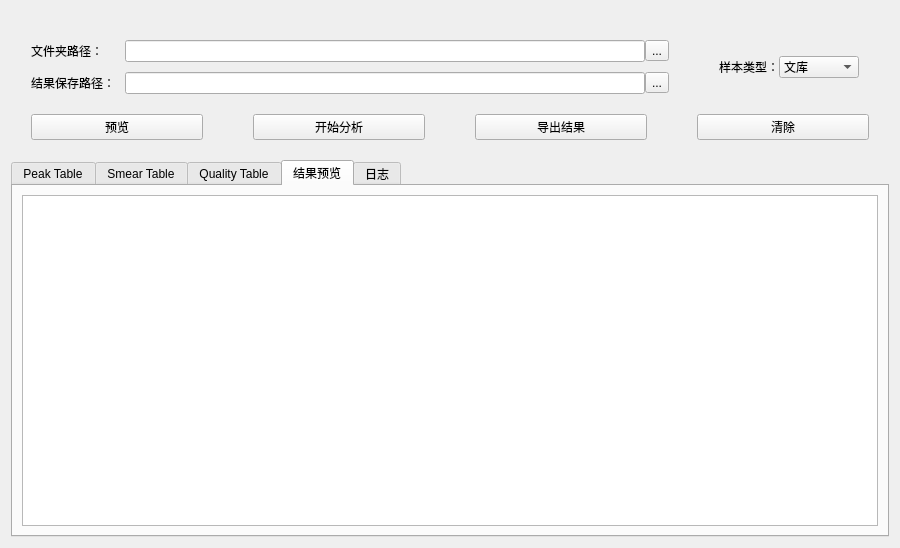
This is UI/MainWindow.ui in shiqideng/dataprocess as Qt 5 draws it before an edit. The edited form follows.
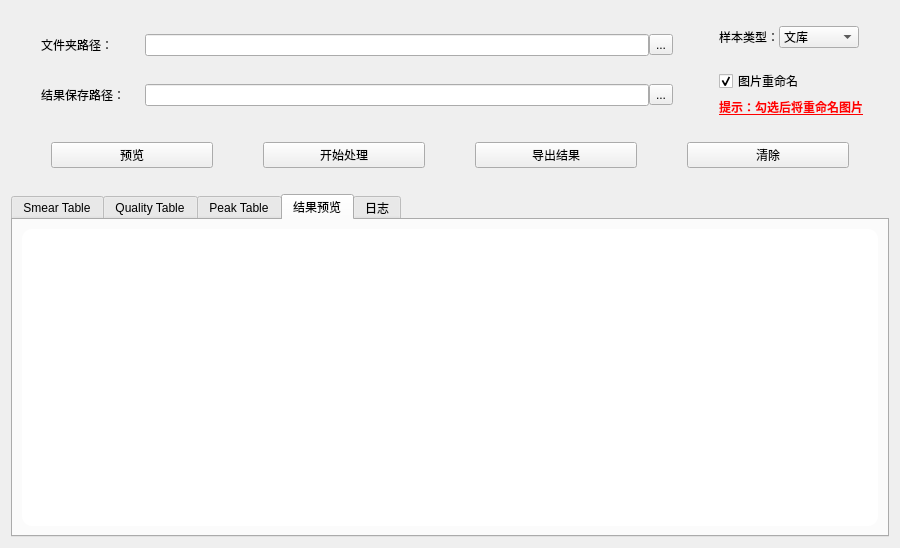
This is the edited form. The open tabs and pages were chosen to show the change.

Commit message: 完善UI及提示

What changed in the file:
```diff
--- a/UI/MainWindow.ui
+++ b/UI/MainWindow.ui
@@ -13,36 +13,44 @@
   <property name="windowTitle">
    <string>DataProcess</string>
   </property>
-  <layout class="QVBoxLayout" name="verticalLayout_2">
-   <property name="spacing">
-    <number>20</number>
-   </property>
-   <property name="topMargin">
-    <number>20</number>
-   </property>
+  <property name="layoutDirection">
+   <enum>Qt::LeftToRight</enum>
+  </property>
+  <property name="styleSheet">
+   <string notr="true">QMainWindow {
+  border-radius: 200px;
+}</string>
+  </property>
+  <layout class="QVBoxLayout" name="verticalLayout_4">
    <item>
     <layout class="QHBoxLayout" name="horizontalLayout_7">
-     <property name="spacing">
-      <number>50</number>
-     </property>
      <property name="leftMargin">
       <number>20</number>
      </property>
-     <property name="topMargin">
-      <number>20</number>
-     </property>
      <property name="rightMargin">
       <number>20</number>
      </property>
+     <property name="bottomMargin">
+      <number>20</number>
+     </property>
      <item>
       <layout class="QVBoxLayout" name="verticalLayout">
        <property name="spacing">
+        <number>20</number>
+       </property>
+       <property name="leftMargin">
         <number>10</number>
        </property>
+       <property name="topMargin">
+        <number>15</number>
+       </property>
+       <property name="rightMargin">
+        <number>40</number>
+       </property>
        <item>
         <layout class="QHBoxLayout" name="horizontalLayout_3">
          <property name="spacing">
-          <number>22</number>
+          <number>32</number>
          </property>
          <item>
           <widget class="QLabel" name="Select5400label">
@@ -123,6 +131,11 @@
       </layout>
      </item>
      <item>
+      <layout class="QVBoxLayout" name="verticalLayout_3">
+       <property name="topMargin">
+        <number>15</number>
+       </property>
+       <item>
       <layout class="QHBoxLayout" name="horizontalLayout_6">
        <property name="spacing">
         <number>0</number>
@@ -184,7 +197,62 @@
            <string>文库</string>
           </property>
          </item>
-        </widget>
+           <item>
+            <property name="text">
+             <string>核酸</string>
+            </property>
+           </item>
+          </widget>
+         </item>
+        </layout>
+       </item>
+       <item>
+        <layout class="QVBoxLayout" name="verticalLayout_2">
+         <property name="spacing">
+          <number>5</number>
+         </property>
+         <property name="topMargin">
+          <number>15</number>
+         </property>
+         <item>
+          <widget class="QCheckBox" name="ReName5400CheckBox">
+           <property name="layoutDirection">
+            <enum>Qt::LeftToRight</enum>
+           </property>
+           <property name="autoFillBackground">
+            <bool>true</bool>
+           </property>
+           <property name="inputMethodHints">
+            <set>Qt::ImhHiddenText</set>
+           </property>
+           <property name="text">
+            <string>图片重命名</string>
+           </property>
+           <property name="checked">
+            <bool>true</bool>
+           </property>
+           <property name="tristate">
+            <bool>false</bool>
+           </property>
+          </widget>
+         </item>
+         <item>
+          <widget class="QLabel" name="Waring5400Label">
+           <property name="font">
+            <font>
+             <bold>true</bold>
+             <underline>true</underline>
+            </font>
+           </property>
+           <property name="styleSheet">
+            <string notr="true">color: rgb(255, 0, 0);</string>
+           </property>
+           <property name="text">
+            <string>提示：勾选后将重命名图片</string>
+           </property>
+          </widget>
+         </item>
+        </layout>
        </item>
       </layout>
      </item>
@@ -196,13 +264,13 @@
       <number>50</number>
      </property>
      <property name="leftMargin">
-      <number>20</number>
+      <number>40</number>
      </property>
      <property name="rightMargin">
-      <number>20</number>
+      <number>40</number>
      </property>
      <property name="bottomMargin">
-      <number>0</number>
+      <number>20</number>
      </property>
      <item>
       <widget class="QPushButton" name="Preview5400PushButton">
@@ -214,7 +282,7 @@
      <item>
       <widget class="QPushButton" name="Start5400PushButton">
        <property name="text">
-        <string>开始分析</string>
+        <string>开始处理</string>
        </property>
       </widget>
      </item>
@@ -236,22 +304,20 @@
    </item>
    <item>
     <widget class="QTabWidget" name="QTabWidget5400">
+     <property name="font">
+      <font>
+       <stylestrategy>PreferAntialias</stylestrategy>
+      </font>
+     </property>
+     <property name="styleSheet">
+      <string notr="true">、</string>
+     </property>
      <property name="currentIndex">
       <number>0</number>
      </property>
      <property name="tabBarAutoHide">
       <bool>false</bool>
      </property>
-     <widget class="QWidget" name="PeakTable5400tab">
-      <attribute name="title">
-       <string>Peak Table</string>
-      </attribute>
-      <layout class="QGridLayout" name="gridLayout_2">
-       <item row="0" column="0">
-        <widget class="QTableView" name="PeakTable5400TableView"/>
-       </item>
-      </layout>
-     </widget>
      <widget class="QWidget" name="SmearTable5400tab">
       <attribute name="title">
        <string>Smear Table</string>
@@ -268,7 +334,45 @@
       </attribute>
       <layout class="QGridLayout" name="gridLayout_5">
        <item row="0" column="0">
-        <widget class="QTableView" name="QualityTable5400TableView"/>
+        <widget class="QTableView" name="QualityTable5400TableView">
+         <property name="styleSheet">
+          <string notr="true">QTableView {
+	border-radius: 10px;  /* 设置圆角的像素值*/
+	background-color: white; /* 背景色*/
+}
+QHeaderView::section {
+	border: 1px solid #D8D8D8;  /* 分区线的颜色和宽度*/
+	background-color: #F8F8F8; /* 表头背景色	*/
+	border: 1px solid #D8D8D8; /* 分区线的颜色和宽度*/
+	padding-left: 5px; /* 内边距*/
+	border-radius: 10px; /* 设置圆角的像素值*/
+}</string>
+         </property>
+        </widget>
+       </item>
+      </layout>
+     </widget>
+     <widget class="QWidget" name="PeakTable5400tab">
+      <attribute name="title">
+       <string>Peak Table</string>
+      </attribute>
+      <layout class="QGridLayout" name="gridLayout_2">
+       <item row="0" column="0">
+        <widget class="QTableView" name="PeakTable5400TableView">
+         <property name="styleSheet">
+          <string notr="true">QTableView {
+	border-radius: 10px;  /* 设置圆角的像素值*/
+	background-color: white; /* 背景色*/
+}
+QHeaderView::section {
+	border: 1px solid #D8D8D8;  /* 分区线的颜色和宽度*/
+	background-color: #F8F8F8; /* 表头背景色	*/
+	border: 1px solid #D8D8D8; /* 分区线的颜色和宽度*/
+	padding-left: 5px; /* 内边距*/
+	border-radius: 10px; /* 设置圆角的像素值*/
+}</string>
+         </property>
+        </widget>
        </item>
       </layout>
      </widget>
@@ -278,7 +382,21 @@
       </attribute>
       <layout class="QGridLayout" name="gridLayout">
        <item row="0" column="0">
-        <widget class="QTableWidget" name="ResultTable5400TableWidget"/>
+        <widget class="QTableView" name="ResultTable5400TableView">
+         <property name="styleSheet">
+          <string notr="true">QTableView {
+	border-radius: 10px;  /* 设置圆角的像素值*/
+	background-color: white; /* 背景色*/
+}
+QHeaderView::section {
+	border: 1px solid #D8D8D8;  /* 分区线的颜色和宽度*/
+	background-color: #F8F8F8; /* 表头背景色	*/
+	border: 1px solid #D8D8D8; /* 分区线的颜色和宽度*/
+	padding-left: 5px; /* 内边距*/
+	border-radius: 10px; /* 设置圆角的像素值*/
+}</string>
+         </property>
+        </widget>
        </item>
       </layout>
      </widget>
```
Left out of the diff: 37 changed lines with no effect on the pictures. Lines whose indentation alone changed are shown as unchanged. The commit also changes 9 other files.
